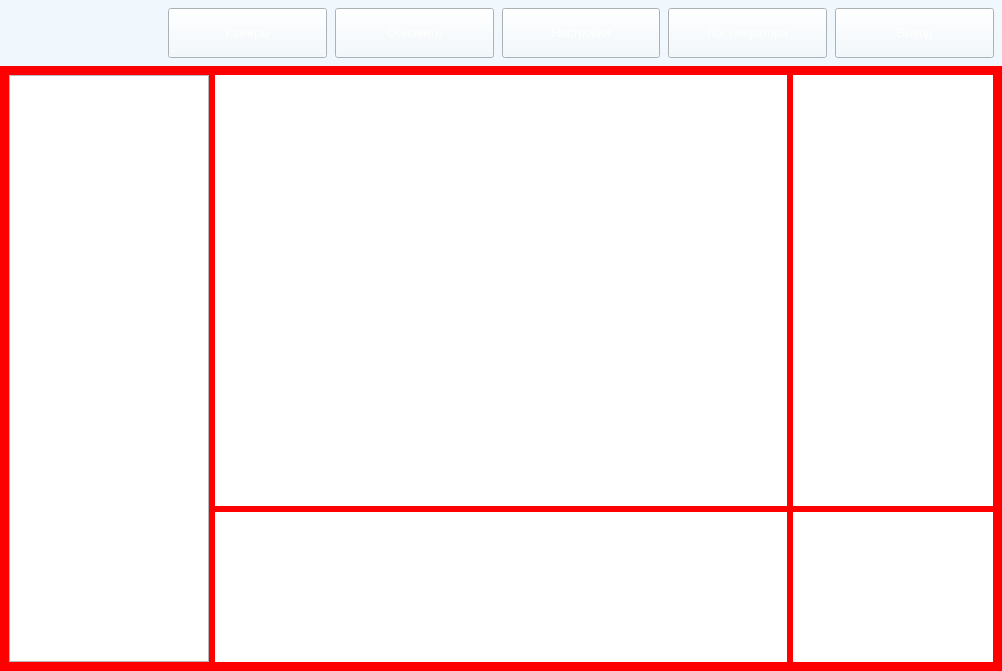
Above: mainwindow.ui from VenkarD/SecuritySystem before the change. Below: the same form after it.
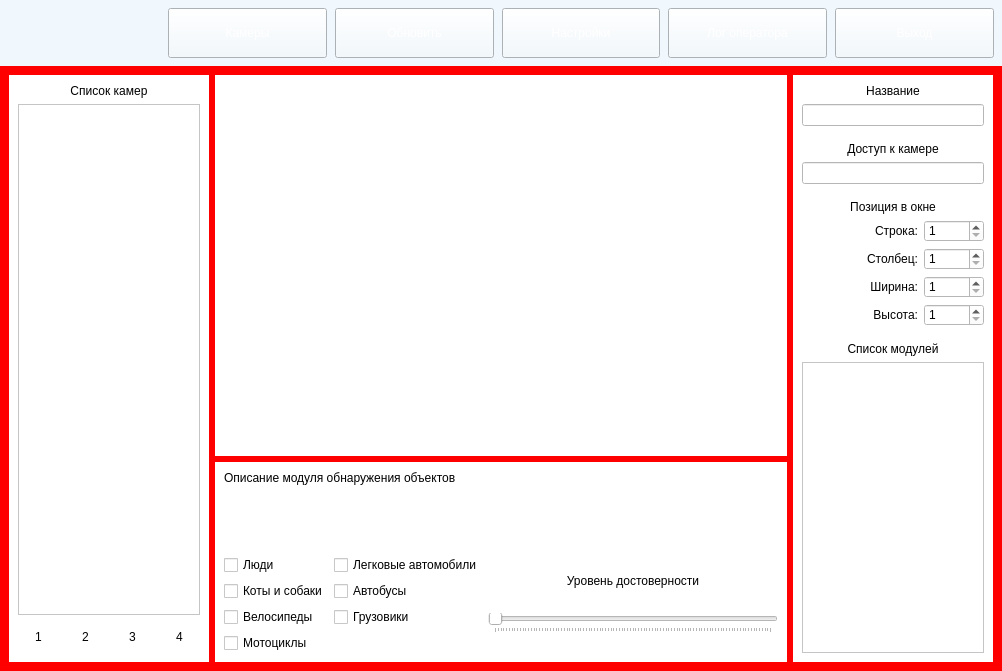
That is the form after the change. The open tabs and pages were chosen to show the change. Icons and pictures are not drawn.

Commit message: Settings page layout extended

The edit to the form file:
```diff
--- a/mainwindow.ui
+++ b/mainwindow.ui
@@ -264,31 +264,6 @@
         </sizepolicy>
        </property>
        <layout class="QGridLayout" name="settings_layout">
-        <item row="0" column="2">
-         <widget class="QWidget" name="modules_container" native="true">
-          <property name="sizePolicy">
-           <sizepolicy hsizetype="Fixed" vsizetype="Expanding">
-            <horstretch>0</horstretch>
-            <verstretch>0</verstretch>
-           </sizepolicy>
-          </property>
-          <property name="minimumSize">
-           <size>
-            <width>200</width>
-            <height>0</height>
-           </size>
-          </property>
-          <property name="maximumSize">
-           <size>
-            <width>200</width>
-            <height>16777215</height>
-           </size>
-          </property>
-          <property name="styleSheet">
-           <string notr="true">background: white;</string>
-          </property>
-         </widget>
-        </item>
         <item row="0" column="1">
          <widget class="QWidget" name="camera_preview_label_container" native="true">
           <property name="sizePolicy">
@@ -303,7 +278,7 @@
          </widget>
         </item>
         <item row="1" column="1">
-         <widget class="QWidget" name="module_settings_container" native="true">
+         <widget class="QStackedWidget" name="module_settings_panel">
           <property name="sizePolicy">
            <sizepolicy hsizetype="Expanding" vsizetype="Fixed">
             <horstretch>0</horstretch>
@@ -313,29 +288,121 @@
           <property name="minimumSize">
            <size>
             <width>0</width>
-            <height>150</height>
+            <height>200</height>
            </size>
           </property>
           <property name="maximumSize">
            <size>
             <width>16777215</width>
-            <height>150</height>
+            <height>200</height>
            </size>
           </property>
           <property name="styleSheet">
            <string notr="true">background: white;</string>
           </property>
-         </widget>
-        </item>
-        <item row="1" column="2">
-         <widget class="QWidget" name="module_description_container" native="true">
-          <property name="styleSheet">
-           <string notr="true">background: white;</string>
-          </property>
+          <widget class="QWidget" name="detect_objects_module_settings" native="true">
+           <layout class="QGridLayout" name="gridLayout_2">
+            <item row="1" column="0">
+             <widget class="QCheckBox" name="checkBox">
+              <property name="text">
+               <string>Люди</string>
+              </property>
+             </widget>
+            </item>
+            <item row="2" column="0">
+             <widget class="QCheckBox" name="checkBox_2">
+              <property name="text">
+               <string>Коты и собаки</string>
+              </property>
+             </widget>
+            </item>
+            <item row="3" column="1">
+             <widget class="QCheckBox" name="checkBox_7">
+              <property name="text">
+               <string>Грузовики</string>
+              </property>
+             </widget>
+            </item>
+            <item row="3" column="0">
+             <widget class="QCheckBox" name="checkBox_3">
+              <property name="text">
+               <string>Велосипеды</string>
+              </property>
+             </widget>
+            </item>
+            <item row="2" column="1">
+             <widget class="QCheckBox" name="checkBox_6">
+              <property name="text">
+               <string>Автобусы</string>
+              </property>
+             </widget>
+            </item>
+            <item row="1" column="1">
+             <widget class="QCheckBox" name="checkBox_5">
+              <property name="text">
+               <string>Легковые автомобили</string>
+              </property>
+             </widget>
+            </item>
+            <item row="4" column="0">
+             <widget class="QCheckBox" name="checkBox_4">
+              <property name="text">
+               <string>Мотоциклы</string>
+              </property>
+             </widget>
+            </item>
+            <item row="1" column="2" rowspan="4">
+             <layout class="QVBoxLayout" name="verticalLayout_3">
+              <item>
+               <widget class="QLabel" name="label_11">
+                <property name="sizePolicy">
+                 <sizepolicy hsizetype="Preferred" vsizetype="Fixed">
+                  <horstretch>0</horstretch>
+                  <verstretch>0</verstretch>
+                 </sizepolicy>
+                </property>
+                <property name="text">
+                 <string>Уровень достоверности</string>
+                </property>
+                <property name="alignment">
+                 <set>Qt::AlignCenter</set>
+                </property>
+               </widget>
+              </item>
+              <item>
+               <widget class="QSlider" name="horizontalSlider">
+                <property name="maximum">
+                 <number>100</number>
+                </property>
+                <property name="orientation">
+                 <enum>Qt::Horizontal</enum>
+                </property>
+                <property name="tickPosition">
+                 <enum>QSlider::TicksBelow</enum>
+                </property>
+               </widget>
+              </item>
+             </layout>
+            </item>
+            <item row="0" column="0" colspan="3">
+             <widget class="QLabel" name="label_10">
+              <property name="text">
+               <string>Описание модуля обнаружения объектов</string>
+              </property>
+              <property name="alignment">
+               <set>Qt::AlignLeading|Qt::AlignLeft|Qt::AlignTop</set>
+              </property>
+              <property name="wordWrap">
+               <bool>true</bool>
+              </property>
+             </widget>
+            </item>
+           </layout>
+          </widget>
          </widget>
         </item>
         <item row="0" column="0" rowspan="2">
-         <widget class="QTreeView" name="cameras_treeview">
+         <widget class="QFrame" name="cameras_panel">
           <property name="sizePolicy">
            <sizepolicy hsizetype="Fixed" vsizetype="Expanding">
             <horstretch>0</horstretch>
@@ -354,6 +421,405 @@
             <height>16777215</height>
            </size>
           </property>
+          <property name="styleSheet">
+           <string notr="true">background: white;</string>
+          </property>
+          <layout class="QVBoxLayout" name="cameras_panel_layout">
+           <item>
+            <widget class="QLabel" name="label">
+             <property name="text">
+              <string>Список камер</string>
+             </property>
+             <property name="alignment">
+              <set>Qt::AlignCenter</set>
+             </property>
+            </widget>
+           </item>
+           <item>
+            <widget class="QTreeWidget" name="treeWidget">
+             <attribute name="headerVisible">
+              <bool>false</bool>
+             </attribute>
+             <column>
+              <property name="text">
+               <string notr="true">1</string>
+              </property>
+             </column>
+            </widget>
+           </item>
+           <item>
+            <layout class="QHBoxLayout" name="cameras_panel_buttons_layout">
+             <item>
+              <widget class="QLabel" name="add_zone_btn">
+               <property name="sizePolicy">
+                <sizepolicy hsizetype="Expanding" vsizetype="Fixed">
+                 <horstretch>0</horstretch>
+                 <verstretch>0</verstretch>
+                </sizepolicy>
+               </property>
+               <property name="minimumSize">
+                <size>
+                 <width>0</width>
+                 <height>32</height>
+                </size>
+               </property>
+               <property name="maximumSize">
+                <size>
+                 <width>16777215</width>
+                 <height>32</height>
+                </size>
+               </property>
+               <property name="cursor">
+                <cursorShape>PointingHandCursor</cursorShape>
+               </property>
+               <property name="text">
+                <string>1</string>
+               </property>
+               <property name="alignment">
+                <set>Qt::AlignCenter</set>
+               </property>
+              </widget>
+             </item>
+             <item>
+              <widget class="QLabel" name="add_camera_btn">
+               <property name="sizePolicy">
+                <sizepolicy hsizetype="Expanding" vsizetype="Fixed">
+                 <horstretch>0</horstretch>
+                 <verstretch>0</verstretch>
+                </sizepolicy>
+               </property>
+               <property name="minimumSize">
+                <size>
+                 <width>0</width>
+                 <height>32</height>
+                </size>
+               </property>
+               <property name="maximumSize">
+                <size>
+                 <width>16777215</width>
+                 <height>32</height>
+                </size>
+               </property>
+               <property name="cursor">
+                <cursorShape>PointingHandCursor</cursorShape>
+               </property>
+               <property name="text">
+                <string>2</string>
+               </property>
+               <property name="alignment">
+                <set>Qt::AlignCenter</set>
+               </property>
+              </widget>
+             </item>
+             <item>
+              <widget class="QLabel" name="rename_zone_camera_btn">
+               <property name="sizePolicy">
+                <sizepolicy hsizetype="Expanding" vsizetype="Fixed">
+                 <horstretch>0</horstretch>
+                 <verstretch>0</verstretch>
+                </sizepolicy>
+               </property>
+               <property name="minimumSize">
+                <size>
+                 <width>0</width>
+                 <height>32</height>
+                </size>
+               </property>
+               <property name="maximumSize">
+                <size>
+                 <width>16777215</width>
+                 <height>32</height>
+                </size>
+               </property>
+               <property name="cursor">
+                <cursorShape>PointingHandCursor</cursorShape>
+               </property>
+               <property name="text">
+                <string>3</string>
+               </property>
+               <property name="alignment">
+                <set>Qt::AlignCenter</set>
+               </property>
+              </widget>
+             </item>
+             <item>
+              <widget class="QLabel" name="remove_zone_camera_btn">
+               <property name="sizePolicy">
+                <sizepolicy hsizetype="Expanding" vsizetype="Fixed">
+                 <horstretch>0</horstretch>
+                 <verstretch>0</verstretch>
+                </sizepolicy>
+               </property>
+               <property name="minimumSize">
+                <size>
+                 <width>0</width>
+                 <height>32</height>
+                </size>
+               </property>
+               <property name="maximumSize">
+                <size>
+                 <width>16777215</width>
+                 <height>32</height>
+                </size>
+               </property>
+               <property name="cursor">
+                <cursorShape>PointingHandCursor</cursorShape>
+               </property>
+               <property name="text">
+                <string>4</string>
+               </property>
+               <property name="alignment">
+                <set>Qt::AlignCenter</set>
+               </property>
+              </widget>
+             </item>
+            </layout>
+           </item>
+          </layout>
+         </widget>
+        </item>
+        <item row="0" column="2" rowspan="2">
+         <widget class="QFrame" name="modules_panel">
+          <property name="sizePolicy">
+           <sizepolicy hsizetype="Fixed" vsizetype="Expanding">
+            <horstretch>0</horstretch>
+            <verstretch>0</verstretch>
+           </sizepolicy>
+          </property>
+          <property name="minimumSize">
+           <size>
+            <width>200</width>
+            <height>0</height>
+           </size>
+          </property>
+          <property name="maximumSize">
+           <size>
+            <width>200</width>
+            <height>16777215</height>
+           </size>
+          </property>
+          <property name="styleSheet">
+           <string notr="true">background: white;</string>
+          </property>
+          <layout class="QVBoxLayout" name="verticalLayout_2">
+           <item>
+            <widget class="QLabel" name="label_7">
+             <property name="text">
+              <string>Название</string>
+             </property>
+             <property name="alignment">
+              <set>Qt::AlignCenter</set>
+             </property>
+            </widget>
+           </item>
+           <item>
+            <widget class="QLineEdit" name="lineEdit_2"/>
+           </item>
+           <item>
+            <spacer name="verticalSpacer">
+             <property name="orientation">
+              <enum>Qt::Vertical</enum>
+             </property>
+             <property name="sizeType">
+              <enum>QSizePolicy::Fixed</enum>
+             </property>
+             <property name="sizeHint" stdset="0">
+              <size>
+               <width>20</width>
+               <height>10</height>
+              </size>
+             </property>
+            </spacer>
+           </item>
+           <item>
+            <widget class="QLabel" name="label_6">
+             <property name="text">
+              <string>Доступ к камере</string>
+             </property>
+             <property name="alignment">
+              <set>Qt::AlignCenter</set>
+             </property>
+            </widget>
+           </item>
+           <item>
+            <widget class="QLineEdit" name="lineEdit"/>
+           </item>
+           <item>
+            <spacer name="verticalSpacer_2">
+             <property name="orientation">
+              <enum>Qt::Vertical</enum>
+             </property>
+             <property name="sizeType">
+              <enum>QSizePolicy::Fixed</enum>
+             </property>
+             <property name="sizeHint" stdset="0">
+              <size>
+               <width>20</width>
+               <height>10</height>
+              </size>
+             </property>
+            </spacer>
+           </item>
+           <item>
+            <widget class="QLabel" name="label_8">
+             <property name="text">
+              <string>Позиция в окне</string>
+             </property>
+             <property name="alignment">
+              <set>Qt::AlignCenter</set>
+             </property>
+            </widget>
+           </item>
+           <item>
+            <layout class="QGridLayout" name="gridLayout">
+             <item row="2" column="0">
+              <widget class="QLabel" name="label_4">
+               <property name="text">
+                <string>Столбец:</string>
+               </property>
+               <property name="alignment">
+                <set>Qt::AlignRight|Qt::AlignTrailing|Qt::AlignVCenter</set>
+               </property>
+              </widget>
+             </item>
+             <item row="1" column="0">
+              <widget class="QLabel" name="label_3">
+               <property name="text">
+                <string>Строка:</string>
+               </property>
+               <property name="alignment">
+                <set>Qt::AlignRight|Qt::AlignTrailing|Qt::AlignVCenter</set>
+               </property>
+              </widget>
+             </item>
+             <item row="1" column="1">
+              <widget class="QSpinBox" name="spinBox">
+               <property name="sizePolicy">
+                <sizepolicy hsizetype="Fixed" vsizetype="Fixed">
+                 <horstretch>0</horstretch>
+                 <verstretch>0</verstretch>
+                </sizepolicy>
+               </property>
+               <property name="minimumSize">
+                <size>
+                 <width>60</width>
+                 <height>0</height>
+                </size>
+               </property>
+               <property name="minimum">
+                <number>1</number>
+               </property>
+              </widget>
+             </item>
+             <item row="3" column="0">
+              <widget class="QLabel" name="label_5">
+               <property name="text">
+                <string>Ширина:</string>
+               </property>
+               <property name="alignment">
+                <set>Qt::AlignRight|Qt::AlignTrailing|Qt::AlignVCenter</set>
+               </property>
+              </widget>
+             </item>
+             <item row="4" column="0">
+              <widget class="QLabel" name="label_9">
+               <property name="text">
+                <string>Высота:</string>
+               </property>
+               <property name="alignment">
+                <set>Qt::AlignRight|Qt::AlignTrailing|Qt::AlignVCenter</set>
+               </property>
+              </widget>
+             </item>
+             <item row="2" column="1">
+              <widget class="QSpinBox" name="spinBox_2">
+               <property name="sizePolicy">
+                <sizepolicy hsizetype="Fixed" vsizetype="Fixed">
+                 <horstretch>0</horstretch>
+                 <verstretch>0</verstretch>
+                </sizepolicy>
+               </property>
+               <property name="minimumSize">
+                <size>
+                 <width>60</width>
+                 <height>0</height>
+                </size>
+               </property>
+               <property name="minimum">
+                <number>1</number>
+               </property>
+              </widget>
+             </item>
+             <item row="3" column="1">
+              <widget class="QSpinBox" name="spinBox_3">
+               <property name="sizePolicy">
+                <sizepolicy hsizetype="Fixed" vsizetype="Fixed">
+                 <horstretch>0</horstretch>
+                 <verstretch>0</verstretch>
+                </sizepolicy>
+               </property>
+               <property name="minimumSize">
+                <size>
+                 <width>60</width>
+                 <height>0</height>
+                </size>
+               </property>
+               <property name="minimum">
+                <number>1</number>
+               </property>
+              </widget>
+             </item>
+             <item row="4" column="1">
+              <widget class="QSpinBox" name="spinBox_4">
+               <property name="sizePolicy">
+                <sizepolicy hsizetype="Fixed" vsizetype="Fixed">
+                 <horstretch>0</horstretch>
+                 <verstretch>0</verstretch>
+                </sizepolicy>
+               </property>
+               <property name="minimumSize">
+                <size>
+                 <width>60</width>
+                 <height>0</height>
+                </size>
+               </property>
+               <property name="minimum">
+                <number>1</number>
+               </property>
+              </widget>
+             </item>
+            </layout>
+           </item>
+           <item>
+            <spacer name="verticalSpacer_3">
+             <property name="orientation">
+              <enum>Qt::Vertical</enum>
+             </property>
+             <property name="sizeType">
+              <enum>QSizePolicy::Fixed</enum>
+             </property>
+             <property name="sizeHint" stdset="0">
+              <size>
+               <width>20</width>
+               <height>10</height>
+              </size>
+             </property>
+            </spacer>
+           </item>
+           <item>
+            <widget class="QLabel" name="label_2">
+             <property name="text">
+              <string>Список модулей</string>
+             </property>
+             <property name="alignment">
+              <set>Qt::AlignCenter</set>
+             </property>
+            </widget>
+           </item>
+           <item>
+            <widget class="QListWidget" name="listWidget"/>
+           </item>
+          </layout>
          </widget>
         </item>
        </layout>
```
Left out of the diff: 4 changed lines with no effect on the pictures. The commit also changes 1 other file.
